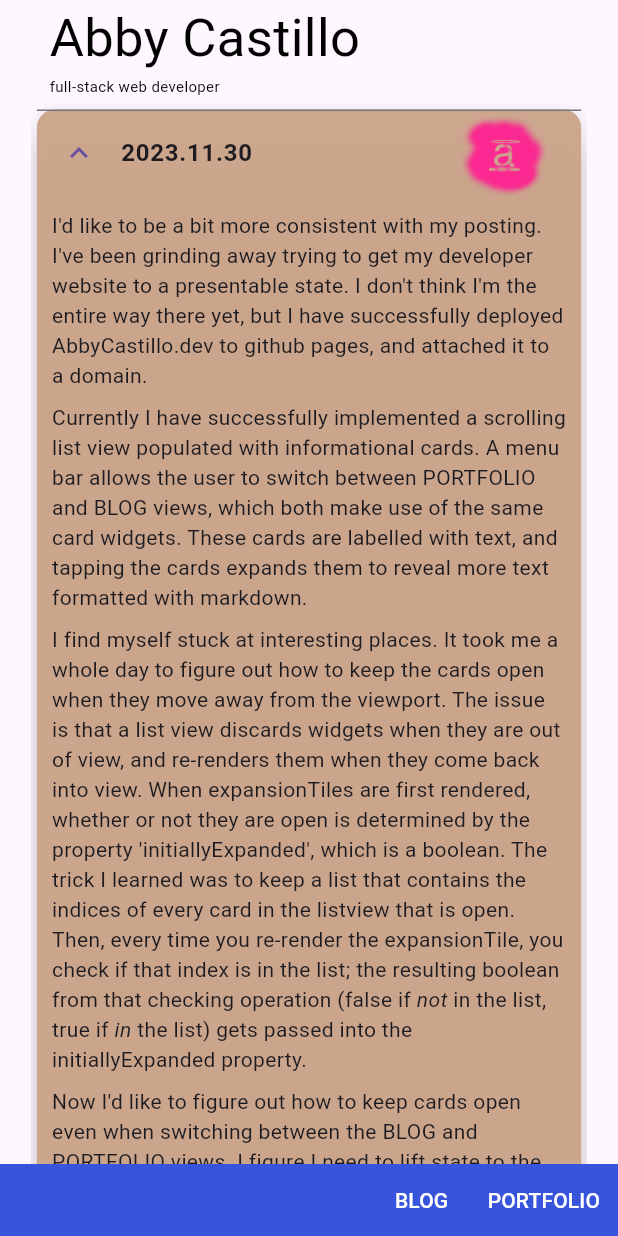
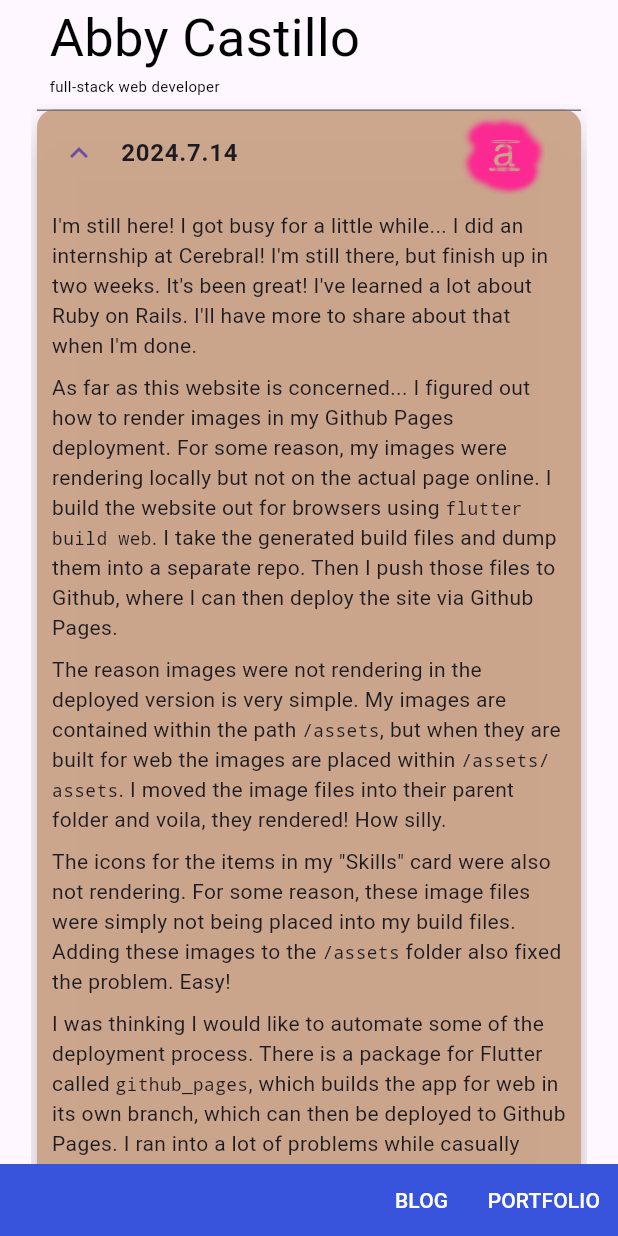
Before and after one commit to abbymachines/flutter-dev-portfolio, a Flutter app: the screen it shows after launch, after a tap on "Contact", after a tap on "BLOG", on a phone screen of 412 x 824 dp. Run offline on Flutter 3.47's test engine with Material 3 defaults, Android fonts, the phone set to English and light mode, and no system bars; drawn by our look-alikes of flutter_markdown.

Commit message:
add blog post 2024-7-14

```diff
--- a/lib/data/blog_posts.dart
+++ b/lib/data/blog_posts.dart
@@ -1,6 +1,17 @@
 import 'package:flutter_dev_portfolio/models/blog_post.dart';
 
 final blogPostData = [
+  BlogPost(date: '2024.7.14', body: '''
+I'm still here! I got busy for a little while... I did an internship at Cerebral! I'm still there, but finish up in two weeks. It's been great! I've learned a lot about Ruby on Rails. I'll have more to share about that when I'm done.
+
+As far as this website is concerned... I figured out how to render images in my Github Pages deployment. For some reason, my images were rendering locally but not on the actual page online. I build the website out for browsers using `flutter build web`. I take the generated build files and dump them into a separate repo. Then I push those files to Github, where I can then deploy the site via Github Pages.
+
+The reason images were not rendering in the deployed version is very simple. My images are contained within the path `/assets`, but when they are built for web the images are placed within `/assets/assets`. I moved the image files into their parent folder and voila, they rendered! How silly.
+
+The icons for the items in my "Skills" card were also not rendering. For some reason, these image files were simply not being placed into my build files. Adding these images to the `/assets` folder also fixed the problem. Easy!
+
+I was thinking I would like to automate some of the deployment process. There is a package for Flutter called `github_pages`, which builds the app for web in its own branch, which can then be deployed to Github Pages. I ran into a lot of problems while casually trying to implement the package into my project. Maybe I'll try again later! Who knows, maybe I'll even write my own deployment script so it works exactly how I want it to work.
+'''),
   BlogPost(date: '2023.11.30', body: '''
 I'd like to be a bit more consistent with my posting. I've been grinding away trying to get my developer website to a presentable state. I don't think I'm the entire way there yet, but I have successfully deployed AbbyCastillo.dev to github pages, and attached it to a domain.
 
@@ -32,19 +43,5 @@ Flutter is an interesting framework. It's very powerful and has a wonderful deve
 This is my developer blog. This is a space for me to document the day-by-day process of building my developer portfolio, and other software development projects.
 
 I'm still not entirely sure how to format paragraphs with the way my blog is set up. But I'm learning! Everything is coming along.
-"""),
-  BlogPost(
-    date: '2023.10.17',
-    blurb: 'please leave a message at the beep',
-    body: 'believe it or not, **george** isnt at home',
-  ),
-  BlogPost(
-    date: '2023.10.10',
-    blurb: 'hi',
-    body: 'hello world :) hello to you',
-  ),
-  BlogPost(
-    date: 'anytime',
-    body: 'lorum ipsums',
-  ),
+""")
 ];
```
Also changed, not shown: 2 other files.
